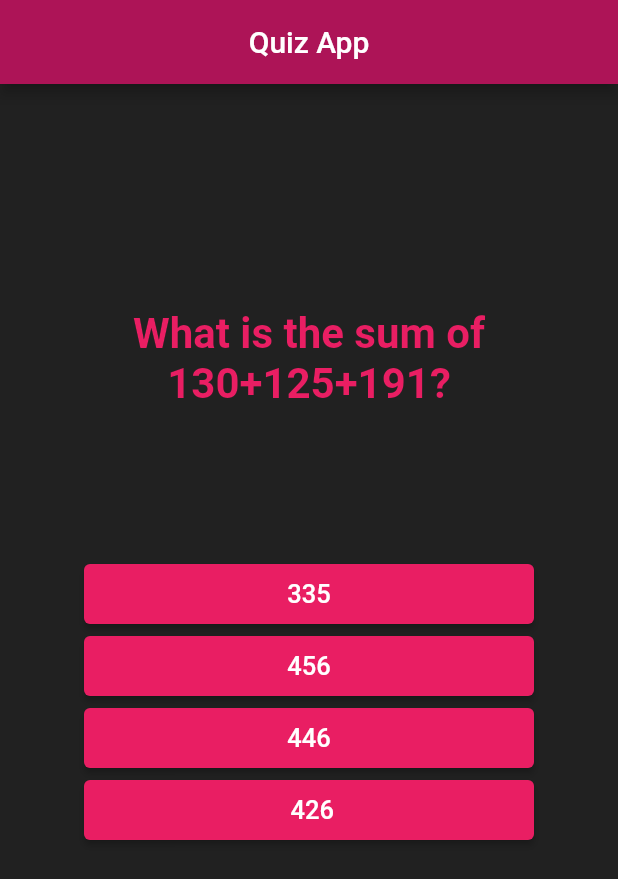
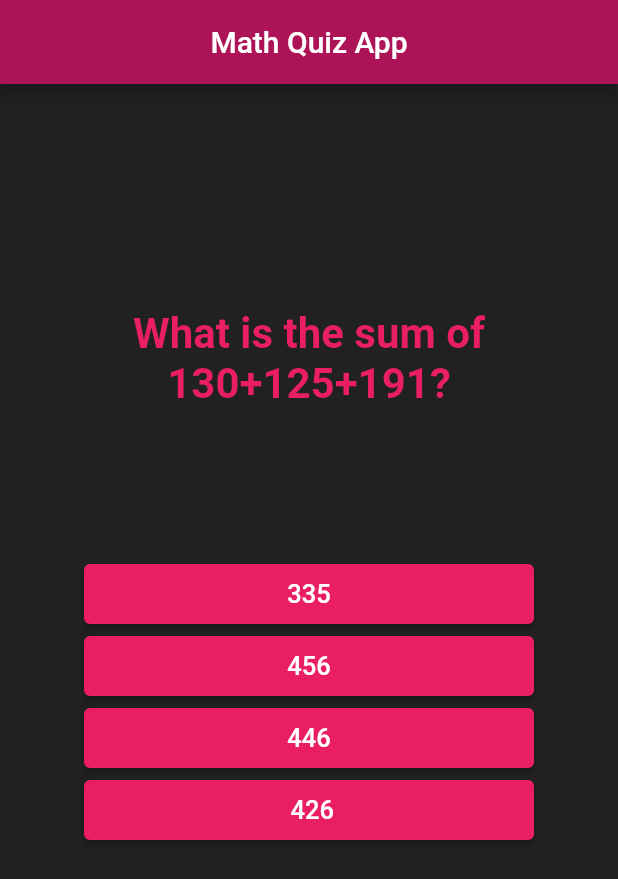
Before and after one commit to TheAnkurGoswami/Quiz-App, a Flutter app: the screen it shows after launch, on a phone screen of 412 x 824 dp. Shown: the top 879 px of the screen. Run offline on Flutter 3.47's test engine with Material 2 defaults, Android fonts, the phone set to English and light mode, and no system bars.

Commit message:
basic fixes

```diff
--- a/lib/main.dart
+++ b/lib/main.dart
@@ -23,7 +23,7 @@ class _QuizAppState extends State<QuizApp> {
       return Column(children: [
         Container(
             width: double.infinity,
-            margin: EdgeInsets.fromLTRB(0, 200, 0, 0),
+            margin: EdgeInsets.fromLTRB(0, 250, 0, 0),
             child: Text(
               "Completed!",
               style: TextStyle(
@@ -47,9 +47,9 @@ class _QuizAppState extends State<QuizApp> {
             )),
         Container(
             width: double.infinity,
-            margin: EdgeInsets.fromLTRB(0, 50, 0, 0),
+            margin: EdgeInsets.fromLTRB(0, 100, 0, 0),
             child: ElevatedButton(
-              onPressed: _resetIdx,
+              onPressed: this._resetIdx,
               child: Text(
                 "Try Again?",
                 style: TextStyle(
@@ -70,6 +70,7 @@ class _QuizAppState extends State<QuizApp> {
   void _resetIdx() {
     setState(() {
       this._questionIdx = 0;
+      this._totalScore = 0;
     });
   }
 
@@ -86,10 +87,11 @@ class _QuizAppState extends State<QuizApp> {
   @override
   Widget build(BuildContext context) {
     return MaterialApp(
+        debugShowCheckedModeBanner: false,
         home: Scaffold(
           backgroundColor: Colors.grey[900],
           appBar: AppBar(
-        title: Text("Quiz App"),
+            title: Text("Math Quiz App"),
             centerTitle: true,
             backgroundColor: Colors.pink[800],
           ),
```
Lines whose indentation alone changed are shown as unchanged.
